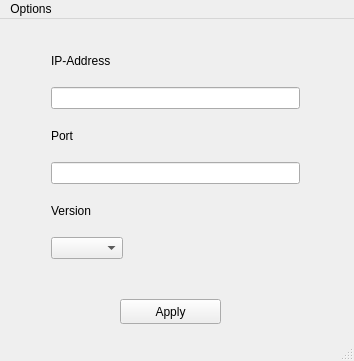
Qt form gui/MainWindow.ui (felixkorch/ipchanger) before a commit.
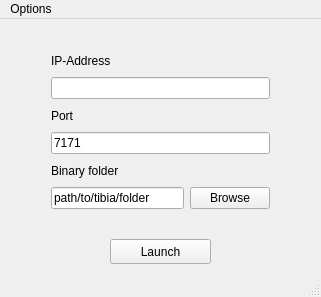
The same form after that commit.

```diff
--- a/gui/MainWindow.ui
+++ b/gui/MainWindow.ui
@@ -6,8 +6,8 @@
    <rect>
     <x>0</x>
     <y>0</y>
-    <width>354</width>
-    <height>361</height>
+    <width>321</width>
+    <height>297</height>
    </rect>
   </property>
   <property name="sizePolicy">
@@ -30,9 +30,9 @@
     <property name="geometry">
      <rect>
       <x>40</x>
-      <y>10</y>
-      <width>271</width>
-      <height>241</height>
+      <y>20</y>
+      <width>241</width>
+      <height>181</height>
      </rect>
     </property>
     <layout class="QVBoxLayout" name="verticalLayout">
@@ -60,44 +60,53 @@
       </widget>
      </item>
      <item>
-      <widget class="QLineEdit" name="lineEdit_2"/>
+      <widget class="QLineEdit" name="lineEdit_2">
+       <property name="text">
+        <string>7171</string>
+       </property>
+      </widget>
      </item>
      <item>
       <widget class="QLabel" name="label_3">
        <property name="text">
-        <string>Version</string>
+        <string>Binary folder</string>
        </property>
       </widget>
      </item>
      <item>
-      <widget class="QComboBox" name="comboBox">
-       <property name="sizePolicy">
-        <sizepolicy hsizetype="Fixed" vsizetype="Fixed">
-         <horstretch>0</horstretch>
-         <verstretch>0</verstretch>
-        </sizepolicy>
-       </property>
-       <property name="currentIndex">
-        <number>-1</number>
-       </property>
-       <property name="sizeAdjustPolicy">
-        <enum>QComboBox::AdjustToContents</enum>
-       </property>
-      </widget>
+      <layout class="QHBoxLayout" name="horizontalLayout_2">
+       <item>
+        <widget class="QLineEdit" name="lineEdit">
+         <property name="text">
+          <string>path/to/tibia/folder</string>
+         </property>
+         <property name="readOnly">
+          <bool>true</bool>
+         </property>
+        </widget>
+       </item>
+       <item>
+        <widget class="QPushButton" name="pushButton_2">
+         <property name="text">
+          <string>Browse</string>
+         </property>
+        </widget>
+       </item>
+      </layout>
      </item>
     </layout>
    </widget>
    <widget class="QPushButton" name="pushButton">
     <property name="geometry">
      <rect>
-      <x>120</x>
-      <y>280</y>
+      <x>110</x>
+      <y>220</y>
       <width>101</width>
       <height>25</height>
      </rect>
     </property>
     <property name="text">
-     <string>Apply</string>
+     <string>Launch</string>
     </property>
    </widget>
   </widget>
@@ -106,7 +115,7 @@
     <rect>
      <x>0</x>
      <y>0</y>
-     <width>354</width>
+     <width>321</width>
      <height>22</height>
     </rect>
    </property>
```
